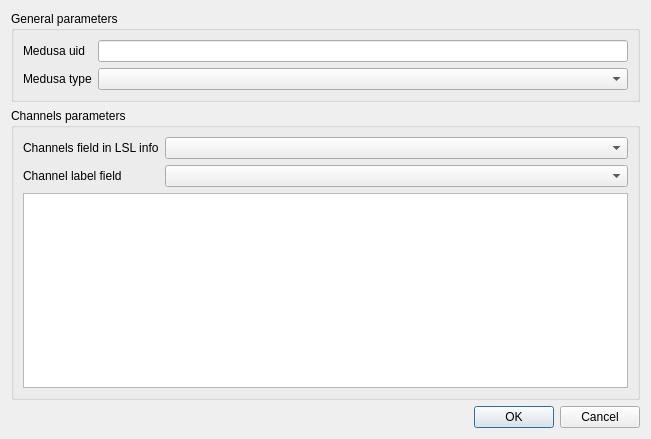
Above: src/gui/ui_files/lsl_config_medusa_params_dialog.ui from medusabci/medusa-platform before the change. Below: the same form after it.
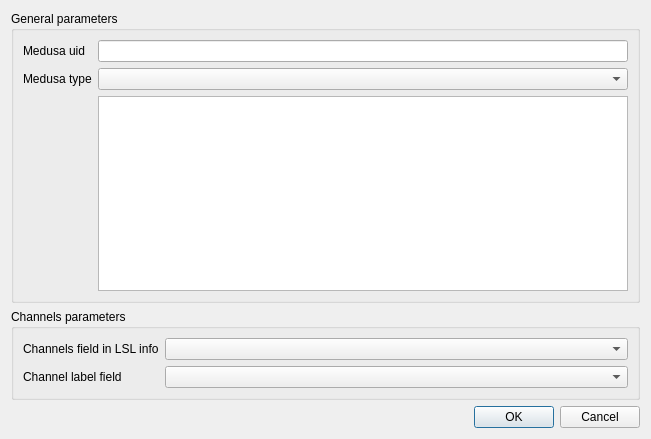
That is the form after the change.

```diff
--- a/src/gui/ui_files/lsl_config_medusa_params_dialog.ui
+++ b/src/gui/ui_files/lsl_config_medusa_params_dialog.ui
@@ -46,46 +46,7 @@
       <item row="1" column="1">
        <widget class="QComboBox" name="comboBox_medusa_type"/>
       </item>
-     </layout>
-    </widget>
-   </item>
-   <item>
-    <widget class="QGroupBox" name="groupBox_3">
-     <property name="title">
-      <string>Channels parameters</string>
-     </property>
-     <layout class="QVBoxLayout" name="verticalLayout_2">
-      <item>
-       <layout class="QFormLayout" name="formLayout">
-        <item row="0" column="0">
-         <widget class="QLabel" name="label_3">
-          <property name="toolTip">
-           <string>XML field that contains the channel information in the LSL stream_info object</string>
-          </property>
-          <property name="text">
-           <string>Channels field in LSL info</string>
-          </property>
-         </widget>
-        </item>
-        <item row="1" column="0">
-         <widget class="QLabel" name="label_channels_label_field">
-          <property name="toolTip">
-           <string>Name of the XML field insideeach channel that contains the labels of the channels</string>
-          </property>
-          <property name="text">
-           <string>Channel label field </string>
-          </property>
-         </widget>
-        </item>
-        <item row="1" column="1">
-         <widget class="QComboBox" name="comboBox_channel_label_field"/>
-        </item>
-        <item row="0" column="1">
-         <widget class="QComboBox" name="comboBox_desc_channels_field"/>
-        </item>
-       </layout>
-      </item>
-      <item>
+      <item row="2" column="1">
        <widget class="QTableWidget" name="tableWidget_channels">
         <property name="sizePolicy">
          <sizepolicy hsizetype="Expanding" vsizetype="Expanding">
@@ -140,6 +101,45 @@
      </layout>
     </widget>
    </item>
+   <item>
+    <widget class="QGroupBox" name="groupBox_3">
+     <property name="title">
+      <string>Channels parameters</string>
+     </property>
+     <layout class="QVBoxLayout" name="verticalLayout_2">
+      <item>
+       <layout class="QFormLayout" name="formLayout">
+        <item row="0" column="0">
+         <widget class="QLabel" name="label_3">
+          <property name="toolTip">
+           <string>XML field that contains the channel information in the LSL stream_info object</string>
+          </property>
+          <property name="text">
+           <string>Channels field in LSL info</string>
+          </property>
+         </widget>
+        </item>
+        <item row="1" column="0">
+         <widget class="QLabel" name="label_channels_label_field">
+          <property name="toolTip">
+           <string>Name of the XML field insideeach channel that contains the labels of the channels</string>
+          </property>
+          <property name="text">
+           <string>Channel label field </string>
+          </property>
+         </widget>
+        </item>
+        <item row="1" column="1">
+         <widget class="QComboBox" name="comboBox_channel_label_field"/>
+        </item>
+        <item row="0" column="1">
+         <widget class="QComboBox" name="comboBox_desc_channels_field"/>
+        </item>
+       </layout>
+      </item>
+     </layout>
+    </widget>
+   </item>
    <item>
     <widget class="QDialogButtonBox" name="buttonBox">
      <property name="orientation">
```
Left out of the diff: 8 changed lines with no effect on the pictures.
